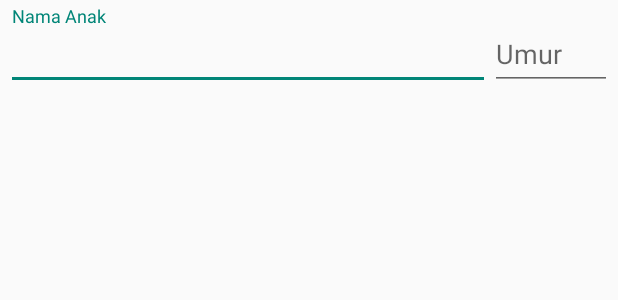
After one commit to dayintata/AW1, an Android app: the layout layout_anak.xml on its own in the app's theme, with its tools: preview values and no code run, on a phone screen of 412 x 824 dp. The commit adds this screen. Shown: the top 300 px of the screen. Run offline under Robolectric (Android 15) with nearby library versions, the phone set to English and light mode, and no system bars.

Commit message:
Widget Programing final part

```diff
--- /dev/null
+++ b/app/src/main/res/layout/layout_anak.xml
@@ -0,0 +1,34 @@
+<?xml version="1.0" encoding="utf-8"?>
+<LinearLayout xmlns:android="http://schemas.android.com/apk/res/android"
+    android:layout_width="match_parent"
+    android:layout_height="match_parent"
+    android:padding="4dp"
+    android:weightSum="1">
+
+    <android.support.design.widget.TextInputLayout
+        android:layout_width="0dp"
+        android:layout_height="wrap_content"
+        android:layout_weight="0.8">
+
+        <android.support.design.widget.TextInputEditText
+            android:id="@+id/editTextNama"
+            android:layout_width="match_parent"
+            android:layout_height="match_parent"
+            android:hint="Nama Anak" />
+
+    </android.support.design.widget.TextInputLayout>
+
+    <android.support.design.widget.TextInputLayout
+        android:layout_width="0dp"
+        android:layout_height="wrap_content"
+        android:layout_weight="0.2">
+
+        <android.support.design.widget.TextInputEditText
+            android:id="@+id/editTextUmur"
+            android:layout_width="match_parent"
+            android:layout_height="match_parent"
+            android:hint="Umur"
+            android:maxLength="2" />
+
+    </android.support.design.widget.TextInputLayout>
+</LinearLayout>
--- a/app/src/main/res/values/ids.xml
+++ b/app/src/main/res/values/ids.xml
@@ -2,4 +2,6 @@
 <resources>
     <item name="LinearLayputMain" type="id" />
     <item name="LinearLayoutMain" type="id" />
+    <item name="LinearLayoutAnak" type="id" />
+    <item name="editTextumur" type="id" />
 </resources>
```
Also changed, not shown: app/build.gradle (added, +27 -0 lines), app/src/main/AndroidManifest.xml (added, +20 -0 lines), app/src/main/java/id/sch/smktelkom_mlg/learn/advancedwidget1/MainActivity.java (+55 -40 lines), app/src/main/res/layout/activity_main.xml (+30 -4 lines), build.gradle (added, +23 -0 lines), app/src/main/res/mipmap-hdpi/ic_launcher.png (added), app/src/main/res/mipmap-mdpi/ic_launcher.png (added), app/src/main/res/mipmap-xhdpi/ic_launcher.png (added), app/src/main/res/mipmap-xxhdpi/ic_launcher.png (added), app/src/main/res/mipmap-xxxhdpi/ic_launcher.png (added), 1 other file.
